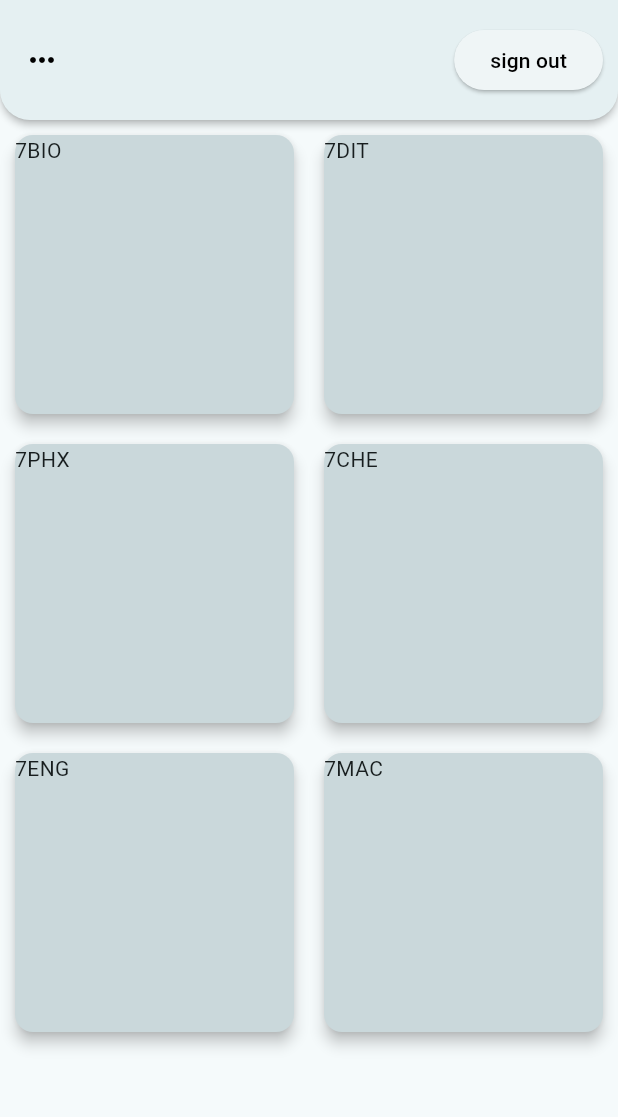
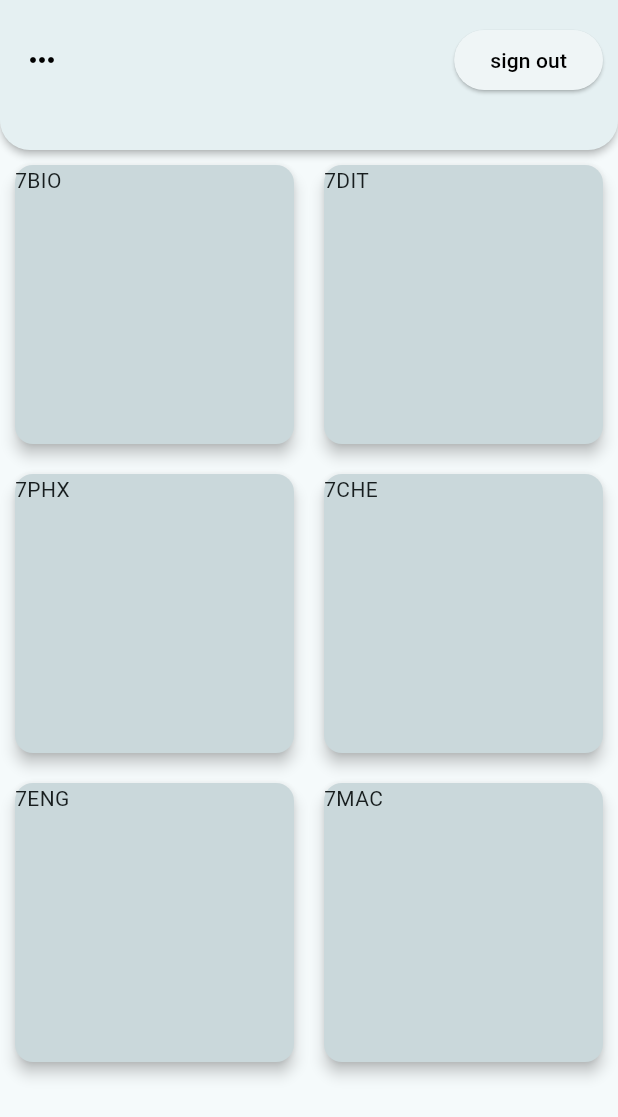
Before and after one commit to lachlk/school_role, a Flutter app: the screen it shows once a user with an empty profile is signed in, on a phone screen of 412 x 824 dp. Shown: the top 1117 px of the screen. Run offline on Flutter 3.47's test engine with Material 3 defaults, Android fonts, the phone set to English and light mode, and no system bars; drawn by our look-alikes of dynamic_color; our stand-ins replace firebase_auth, firebase_core; missing offline and left inert: firebase_ui_auth; accounts and stored records are empty; generated files the repository leaves out were written again.

```diff
--- a/lib/main.dart
+++ b/lib/main.dart
@@ -6,34 +6,50 @@ import 'package:firebase_ui_auth/firebase_ui_auth.dart';
 import 'package:firebase_auth/firebase_auth.dart' as fba;
 
 import 'package:school_role/pages/auth_gate.dart';
+import 'package:school_role/pages/presence_page.dart';
 import 'package:school_role/theme.dart'; // Imports the required packages and files
 
 void main() async {
   WidgetsFlutterBinding.ensureInitialized();
   await Firebase.initializeApp(options: DefaultFirebaseOptions.currentPlatform);
-  runApp(const MyApp()); // Start of the application
+  runApp(const DynamicTheme(
+    home: FirstRoute(),
+  )); // Start of the application
 }
 
-class MyApp extends StatelessWidget {
-  const MyApp({super.key});
+class FirstRoute extends StatelessWidget {
+  const FirstRoute({super.key});
 
   @override
   Widget build(BuildContext context) {
-    return const DynamicTheme(
-      // DynamicTheme is the theme provider
-      home: Header(), // Setting Header as home widget
-      body: AuthGate(), // Setting StudentList as body
+    return const Scaffold(
+      appBar: MyAppBar(), // Setting MyAppBar as home widget
+      body: AuthGate(), // Setting AuthGate as body
     );
   }
 }
 
-class Header extends StatelessWidget {
-  const Header({super.key}); // Header widget for app header
+class SecondRoute extends StatelessWidget {
+  const SecondRoute({super.key});
 
   @override
   Widget build(BuildContext context) {
-    return Scaffold(
-      appBar: AppBar(
+    return const Scaffold(
+      appBar: MyAppBar(),
+      body: StudentList(),
+    );
+  }
+}
+
+class MyAppBar extends StatelessWidget implements PreferredSizeWidget{
+  const MyAppBar({super.key}); // MyAppBar widget for app header
+
+  @override
+  Size get preferredSize => const Size.fromHeight(100);
+
+  @override
+  Widget build(BuildContext context) {
+    return AppBar(
       elevation: 2, // Shadow elevation
       shadowColor: Colors.black, // Shadow color
       toolbarHeight: 80, // Height of the app bar
@@ -54,8 +70,6 @@ class Header extends StatelessWidget {
           child: SignOutButton()
         ),
       ],
-      ),
-      body: const AuthGate(),
     );
   }
 }
--- a/lib/theme.dart
+++ b/lib/theme.dart
@@ -1,13 +1,12 @@
 import 'package:flutter/material.dart';
 import 'package:dynamic_color/dynamic_color.dart';
-import 'package:school_role/main.dart';
-import 'package:school_role/pages/auth_gate.dart'; // Imports the required packages and files
+import 'package:school_role/main.dart';// Imports the required packages and files
 
 const _brandColor = Colors.grey; // The primary color
 
 class DynamicTheme extends StatelessWidget {
   const DynamicTheme(
-      {super.key, required Header home, required AuthGate body});
+      {super.key, required FirstRoute home});
 
   @override
   Widget build(BuildContext context) {
@@ -49,7 +48,7 @@ class DynamicTheme extends StatelessWidget {
             colorScheme: darkColorTheme, // Applying dark color theme
           ),
           debugShowCheckedModeBanner: false, // Hides debug banner
-          home: const Header(),
+          home: const FirstRoute(),
         );
       },
     );
```
Lines whose indentation alone changed are shown as unchanged.
